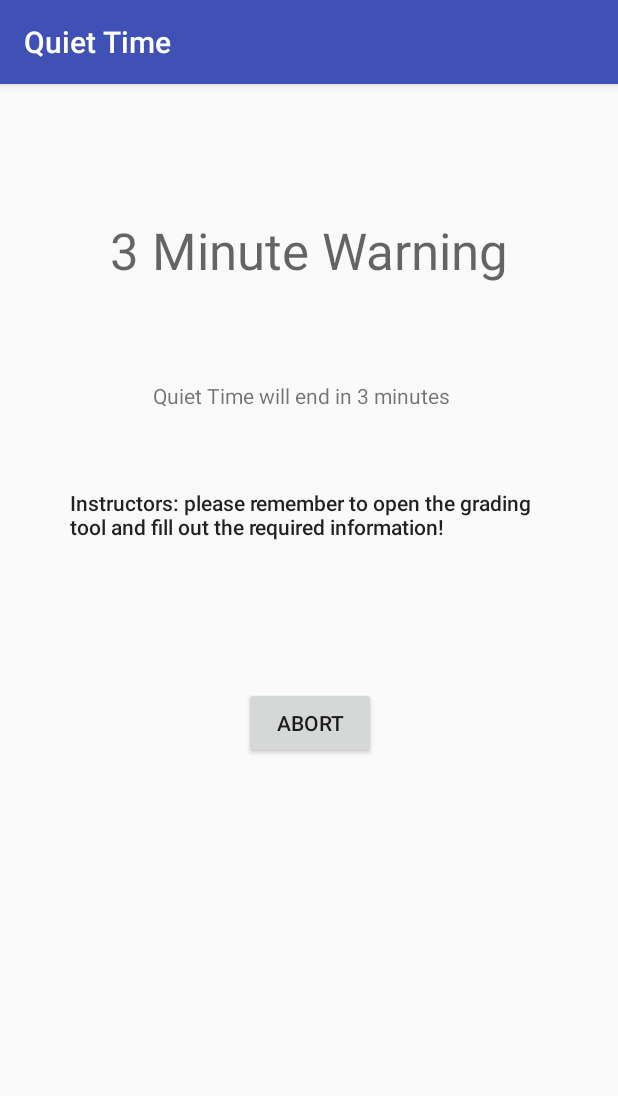
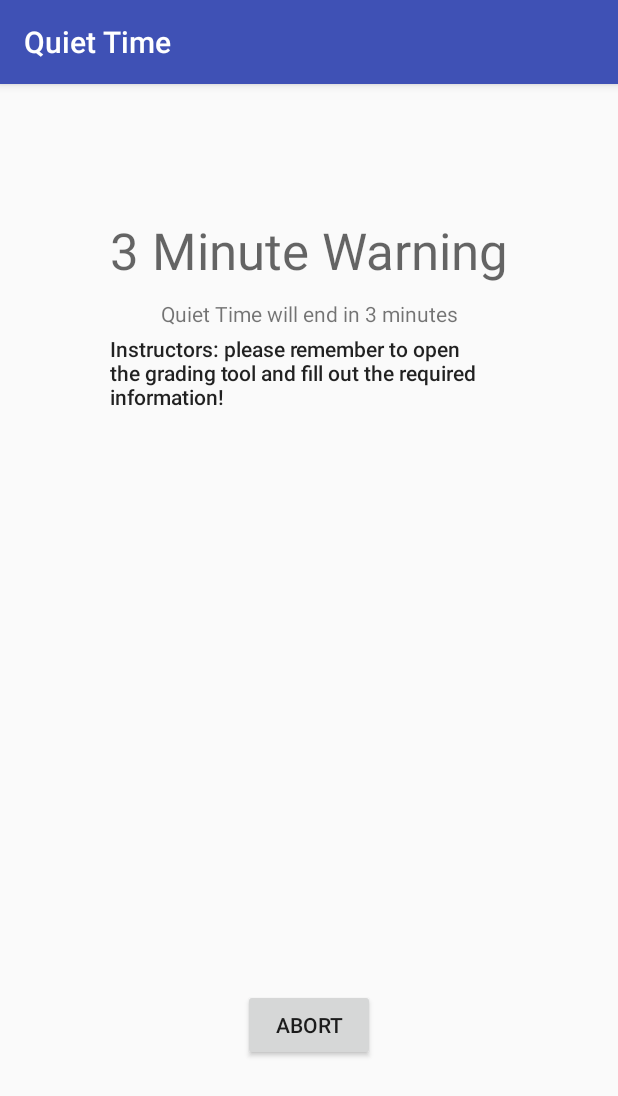
Before and after one commit to drseet/QTver1, an Android app: the ThreeMinWarning screen opened directly, with no data from a screen before it, on a phone screen of 412 x 824 dp. Shown: the top 1096 px of the screen. Run offline under Robolectric (Android 15) with nearby library versions, the phone set to English and light mode, and no system bars.

Commit message:
fixing bugs within the countdown

```diff
--- a/app/src/main/java/com/example/root/qtv1/Login.java
+++ b/app/src/main/java/com/example/root/qtv1/Login.java
@@ -23,10 +23,12 @@ public class Login extends StorageUtil {
 
     String usr, pw;
     EditText emailInput, passInput;
-    MessageDigest md;
     Button adminButton;
     public static final String PREF_NAME = "USER_PREF";
     public static final String PREF_KEY = "USER_PREF_KEY";
+    public static final String TIME_PREF_NAME = "TIME_PREF";
+    public static final String TIME_PREF_KEY = "TIME_PREF_KEY";
+
 
 
     @Override
--- a/app/src/main/java/com/example/root/qtv1/MainActivity.java
+++ b/app/src/main/java/com/example/root/qtv1/MainActivity.java
@@ -8,7 +8,6 @@ import android.os.CountDownTimer;
 import android.os.Bundle;
 import android.view.View;
 import android.widget.TimePicker;
-import android.widget.Toast;
 import java.util.Calendar;
 
 //flags when first countdown timer has finished (3 min warning)
@@ -43,7 +42,6 @@ public class MainActivity extends Login {
         }
     }
 
-
     /*
     When the user taps the start button, Calendar is used to collect the current time
     and TimePicker is used to collect the time that Quiet Time should end (specified by
@@ -66,9 +64,6 @@ public class MainActivity extends Login {
 
         Intent qt = new Intent(MainActivity.this, QT.class);
         startActivity(qt);
-
-        Toast.makeText(getApplicationContext(),
-                endMin + " / " + curMin, Toast.LENGTH_LONG);            //ERROR CHECK
 
         qt_mins = endMin - curMin;
         //if user does not specify a valid time, 15 min default
--- a/app/src/main/java/com/example/root/qtv1/QT.java
+++ b/app/src/main/java/com/example/root/qtv1/QT.java
@@ -1,8 +1,10 @@
 package com.example.root.qtv1;
 
 import android.content.Intent;
+import android.os.CountDownTimer;
 import android.support.v7.app.AppCompatActivity;
 import android.os.Bundle;
+import android.util.Log;
 import android.view.View;
 import android.widget.Chronometer;
 import android.widget.Toast;
@@ -12,7 +14,7 @@ This screen notifies the user that Quiet Time is in progress and
 shows a little loading circle to visualize this. Also has a Stop
 Button that will cancel the timer and go back to the home screen.
 */
-public class QT extends AppCompatActivity {
+public class QT extends MainActivity {
 
     Chronometer chron;
 
@@ -22,11 +24,11 @@ public class QT extends AppCompatActivity {
         setContentView(R.layout.activity_qt);
         chron = (Chronometer) findViewById(R.id.chron);
         chron.start();
-
     }
 
     public void onStopTap(View v) {
         chron.stop();
+        ct.cancel();
         Toast stopped = Toast.makeText(getApplicationContext(), "Timer Stopped", Toast.LENGTH_LONG);
         stopped.show();
         Intent home = new Intent(QT.this, MainActivity.class);
--- a/app/src/main/java/com/example/root/qtv1/StorageUtil.java
+++ b/app/src/main/java/com/example/root/qtv1/StorageUtil.java
@@ -136,6 +136,7 @@ class StorageUtil extends AppCompatActivity implements java.io.Serializable {
         }
     }
 
+    //store quiet time stats in private files
     protected void storeUserStats(String username, int duration) {
         storeTotal(username, duration);
         storeSessionCount(username);
--- a/app/src/main/res/layout/activity_three_min_warning.xml
+++ b/app/src/main/res/layout/activity_three_min_warning.xml
@@ -5,7 +5,7 @@
     android:layout_width="match_parent"
     android:layout_height="match_parent"
     tools:context="com.example.root.qtv1.ThreeMinWarning"
-    tools:layout_editor_absoluteY="89dp"
+    tools:layout_editor_absoluteY="81dp"
     tools:layout_editor_absoluteX="0dp">
 
     <TextView
@@ -15,12 +15,12 @@
         android:text="3 Minute Warning"
         android:textAppearance="@style/TextAppearance.AppCompat.Display1"
         tools:ignore="HardcodedText"
+        app:layout_constraintRight_toRightOf="parent"
+        app:layout_constraintLeft_toLeftOf="parent"
         tools:layout_constraintTop_creator="1"
         tools:layout_constraintRight_creator="1"
-        app:layout_constraintRight_toRightOf="parent"
         android:layout_marginTop="88dp"
         tools:layout_constraintLeft_creator="1"
-        app:layout_constraintLeft_toLeftOf="parent"
         app:layout_constraintTop_toTopOf="parent" />
 
     <TextView
@@ -29,13 +29,13 @@
         android:layout_height="wrap_content"
         android:text="Quiet Time will end in 3 minutes"
         tools:ignore="HardcodedText"
-        tools:layout_constraintBottom_creator="1"
-        app:layout_constraintBottom_toBottomOf="@+id/quit_button"
-        tools:layout_constraintLeft_creator="1"
-        android:layout_marginBottom="52dp"
-        app:layout_constraintLeft_toLeftOf="@+id/quit_button"
-        android:layout_marginLeft="55dp"
-        android:layout_marginStart="55dp" />
+        app:layout_constraintRight_toRightOf="parent"
+        app:layout_constraintLeft_toLeftOf="parent"
+        tools:layout_constraintTop_creator="1"
+        tools:layout_constraintRight_creator="1"
+        android:layout_marginTop="10dp"
+        app:layout_constraintTop_toBottomOf="@+id/warn_txt"
+        tools:layout_constraintLeft_creator="1" />
 
     <Button
         android:id="@+id/quit_button"
@@ -44,41 +44,49 @@
         android:onClick="onQuitTap"
         android:text="Quit"
         android:visibility="gone"
+        app:layout_constraintRight_toLeftOf="@+id/reminder"
+        tools:layout_constraintTop_creator="1"
+        tools:layout_constraintRight_creator="1"
         tools:layout_constraintBottom_creator="1"
-        app:layout_constraintBottom_toTopOf="@+id/reminder"
-        tools:layout_constraintLeft_creator="1"
-        app:layout_constraintLeft_toLeftOf="@+id/reminder" />
+        app:layout_constraintBottom_toBottomOf="@+id/reminder"
+        app:layout_constraintTop_toBottomOf="@+id/reminder" />
 
     <TextView
         android:id="@+id/reminder"
-        android:layout_width="318dp"
-        android:layout_height="101dp"
+        android:layout_width="0dp"
+        android:layout_height="0dp"
         android:text="Instructors: please remember to open the grading tool and fill out the required information!"
         android:textAppearance="@style/TextAppearance.AppCompat.Body2"
+        app:layout_constraintRight_toRightOf="parent"
+        app:layout_constraintLeft_toLeftOf="parent"
         tools:layout_constraintTop_creator="1"
         tools:layout_constraintRight_creator="1"
-        app:layout_constraintRight_toRightOf="parent"
-        android:layout_marginTop="269dp"
+        tools:layout_constraintBottom_creator="1"
+        app:layout_constraintBottom_toTopOf="@+id/abort"
+        android:layout_marginStart="73dp"
+        android:layout_marginEnd="73dp"
+        android:layout_marginTop="23dp"
         tools:layout_constraintLeft_creator="1"
-        app:layout_constraintLeft_toLeftOf="parent"
-        app:layout_constraintTop_toTopOf="parent"
-        app:layout_constraintHorizontal_bias="0.498" />
+        android:layout_marginBottom="16dp"
+        app:layout_constraintTop_toTopOf="@+id/warn_text2" />
 
     <Button
         android:id="@+id/abort"
         style="@style/Widget.AppCompat.Button"
         android:layout_width="wrap_content"
         android:layout_height="wrap_content"
-        android:layout_marginTop="31dp"
         android:elevation="1dp"
         android:onClick="onReturnTap"
         android:text="Abort"
-        app:layout_constraintHorizontal_bias="0.504"
-        app:layout_constraintLeft_toLeftOf="@+id/reminder"
-        app:layout_constraintRight_toRightOf="@+id/reminder"
-        app:layout_constraintTop_toBottomOf="@+id/reminder"
         tools:ignore="HardcodedText"
+        app:layout_constraintRight_toRightOf="parent"
+        app:layout_constraintLeft_toLeftOf="parent"
+        tools:layout_constraintTop_creator="1"
+        tools:layout_constraintRight_creator="1"
+        tools:layout_constraintBottom_creator="1"
+        app:layout_constraintBottom_toBottomOf="parent"
         tools:layout_constraintLeft_creator="1"
-        tools:layout_constraintRight_creator="1"
-        tools:layout_constraintTop_creator="1" />
+        app:layout_constraintTop_toTopOf="parent"
+        app:layout_constraintHorizontal_bias="0.499"
+        app:layout_constraintVertical_bias="0.838" />
 </android.support.constraint.ConstraintLayout>
```
